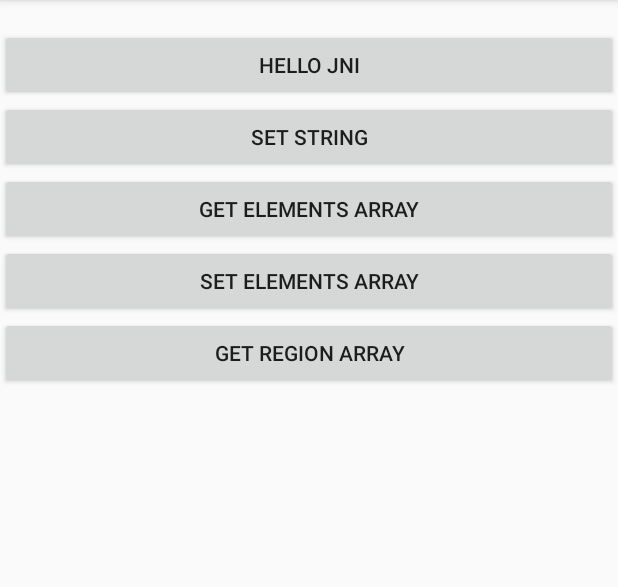
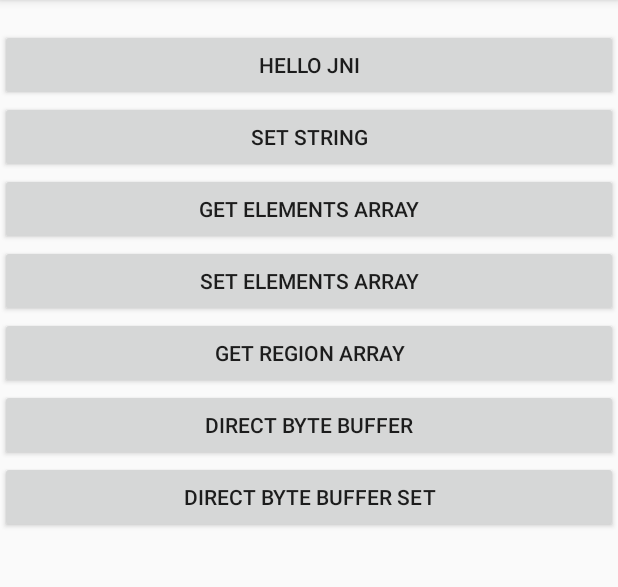
Before and after one commit to BetterDaZhang/NDK_helloword, an Android app: the HelloWordJniActivity screen opened directly, with no data from a screen before it, on a phone screen of 412 x 824 dp, the part 84-671 px from its top. Run offline under Robolectric (Android 15) with nearby library versions, the phone set to English and light mode, and no system bars.

Commit message:
添加NIO

```diff
--- a/app/src/main/java/example/zhangjunling/com/ndk_hellowork/HelloWordJniActivity.java
+++ b/app/src/main/java/example/zhangjunling/com/ndk_hellowork/HelloWordJniActivity.java
@@ -2,10 +2,12 @@ package example.zhangjunling.com.ndk_hellowork;
 
 import android.support.v7.app.AppCompatActivity;
 import android.os.Bundle;
+import android.util.Log;
 import android.view.View;
 import android.widget.Button;
 import android.widget.TextView;
 
+import java.nio.ByteBuffer;
 import java.util.Arrays;
 
 public class HelloWordJniActivity extends AppCompatActivity {
@@ -16,6 +18,8 @@ public class HelloWordJniActivity extends AppCompatActivity {
     private Button mArrayButton;
     private Button mSetElementsArrayButton;
     private Button mGetRegionArrayButton;
+    private Button mDirectByteBufferButton;
+    private Button mGetDirectByteBufferButton;
 
     static {
         System.loadLibrary("helloworld");
@@ -32,6 +36,8 @@ public class HelloWordJniActivity extends AppCompatActivity {
         mArrayButton = this.findViewById(R.id.bt_array);
         mSetElementsArrayButton = this.findViewById(R.id.bt_set_element_array);
         mGetRegionArrayButton = this.findViewById(R.id.bt_get_region_array);
+        mDirectByteBufferButton = this.findViewById(R.id.bt_directbytebuffer);
+        mGetDirectByteBufferButton = this.findViewById(R.id.bt_directbytebuffer_set);
 
         mHelloJniButton.setOnClickListener(new View.OnClickListener() {
             @Override
@@ -67,6 +73,29 @@ public class HelloWordJniActivity extends AppCompatActivity {
                 mContentTextView.setText(Arrays.toString(getRegionArrayFromJin()));
             }
         });
+        mDirectByteBufferButton.setOnClickListener(new View.OnClickListener() {
+            @Override
+            public void onClick(View v) {
+                byte[] datas = new byte[128];
+                ByteBuffer directByteBufferFromJni = getDirectByteBufferFromJni();
+//                for(int i = 0; i < 128; i++){
+//                    Log.d("zhangjunling", "i:" + directByteBufferFromJni.get(i));
+//                }
+                directByteBufferFromJni.get(datas, 0, datas.length);
+                mContentTextView.setText(Arrays.toString(datas));
+            }
+        });
+
+        mGetDirectByteBufferButton.setOnClickListener(new View.OnClickListener() {
+            @Override
+            public void onClick(View v) {
+                byte[] datas = new byte[128];
+                for(int i = 0; i < 128; i++){
+                   datas[i] = (byte)i;
+                }
+                setDirectByteBufferToJni(ByteBuffer.allocateDirect(128).put(datas));
+            }
+        });
     }
 
     public native String getStringFromJni();
@@ -76,4 +105,7 @@ public class HelloWordJniActivity extends AppCompatActivity {
     public native int[] setIntArrayToJni(int[] data);
 
     public native int[] getRegionArrayFromJin();
+
+    public native ByteBuffer getDirectByteBufferFromJni();
+    public native void setDirectByteBufferToJni(ByteBuffer data);
 }
--- a/app/src/main/res/layout/activity_hello_word_jni.xml
+++ b/app/src/main/res/layout/activity_hello_word_jni.xml
@@ -36,5 +36,15 @@
         android:layout_height="wrap_content"
         android:text="Get Region Array"
         />
+    <Button
+        android:id="@+id/bt_directbytebuffer"
+        android:layout_width="match_parent"
+        android:layout_height="wrap_content"
+        android:text="Direct Byte Buffer"/>
+    <Button
+        android:id="@+id/bt_directbytebuffer_set"
+        android:layout_width="match_parent"
+        android:layout_height="wrap_content"
+        android:text="Direct Byte Buffer Set"/>
 
 </LinearLayout>
```
Also changed, not shown: 2 other files.
